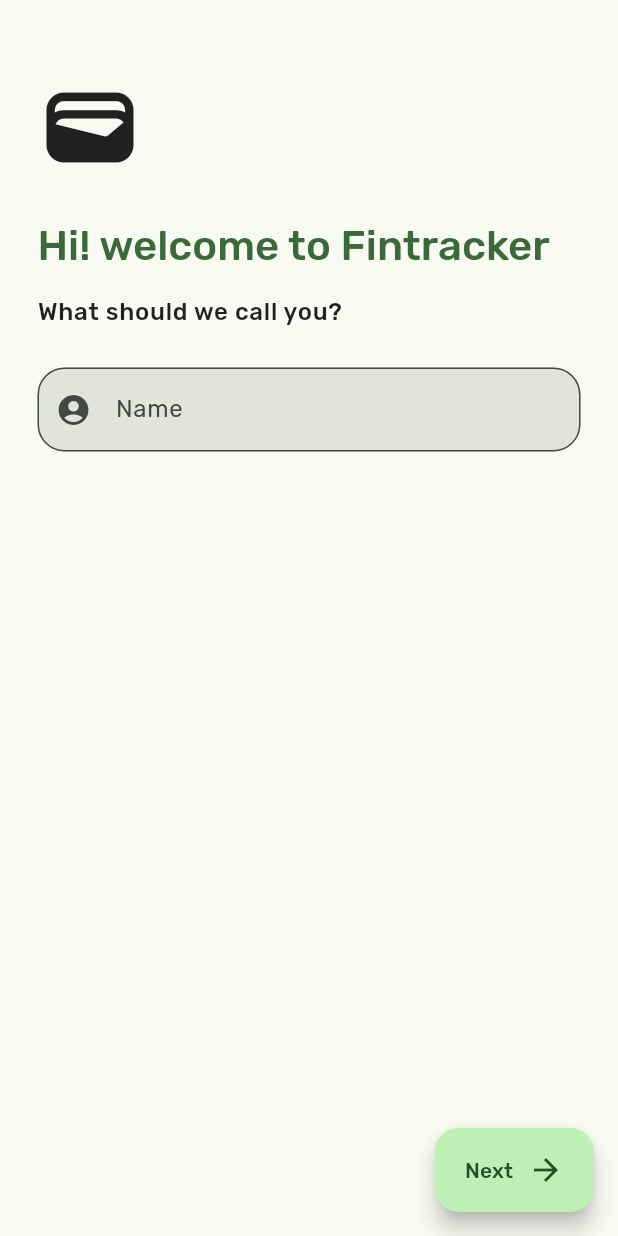
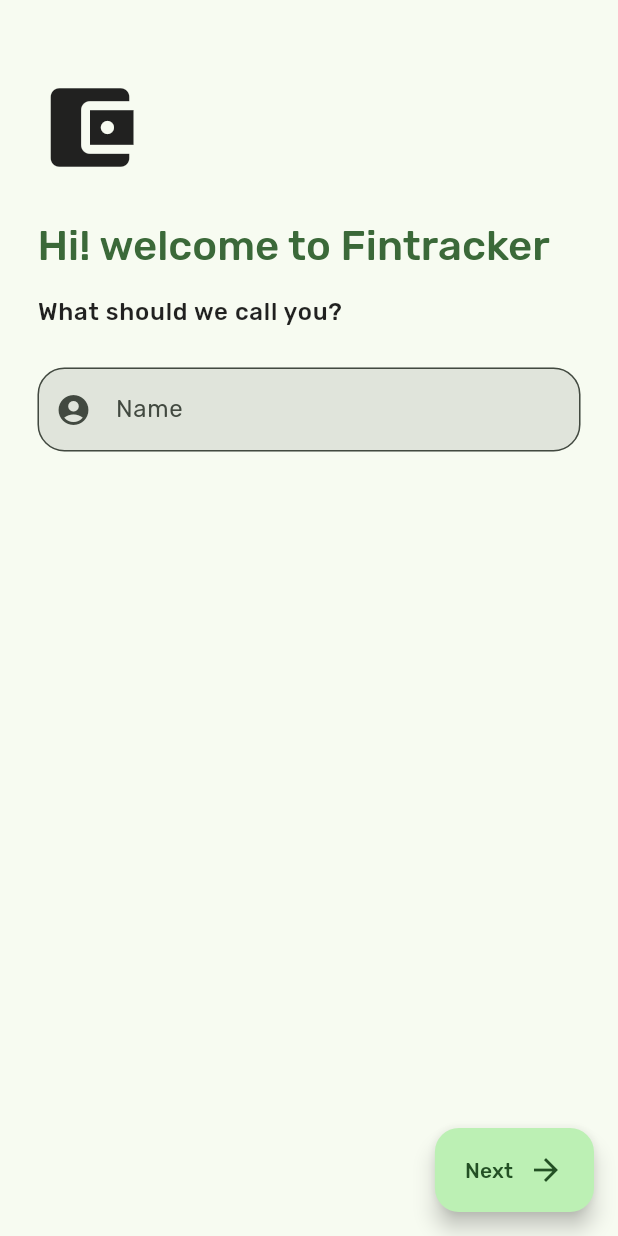
Before and after one commit to nafishahmeddev/fintracker, a Flutter app: the screen it shows after launch, swiped to page 2, on a phone screen of 412 x 824 dp. Run offline on Flutter 3.47's test engine with Material 2 defaults, Android fonts, the light colour scheme and no system bars; drawn by our look-alikes of dynamic_color; our stand-ins replace flutter_bloc, google_fonts, settings_ui, shared_preferences, sqflite, sqflite_common_ffi; missing offline and left inert: currency_picker, events_emitter, month_year_picker; accounts and stored records are empty.

Commit message:
[FIX] added const

```diff
--- a/lib/screens/onboard/widgets/profile.dart
+++ b/lib/screens/onboard/widgets/profile.dart
@@ -20,7 +20,7 @@
           child: Column(
             crossAxisAlignment: CrossAxisAlignment.start,
             children: [
-              const Icon(Icons.wallet, size: 70,),
+              const Icon(Icons.account_balance_wallet, size: 70,),
               const SizedBox(height: 25,),
               Text("Hi! welcome to Fintracker", style: theme.textTheme.headlineMedium!.apply(color: theme.colorScheme.primary, fontWeightDelta: 1),),
               const SizedBox(height: 15,),
```
